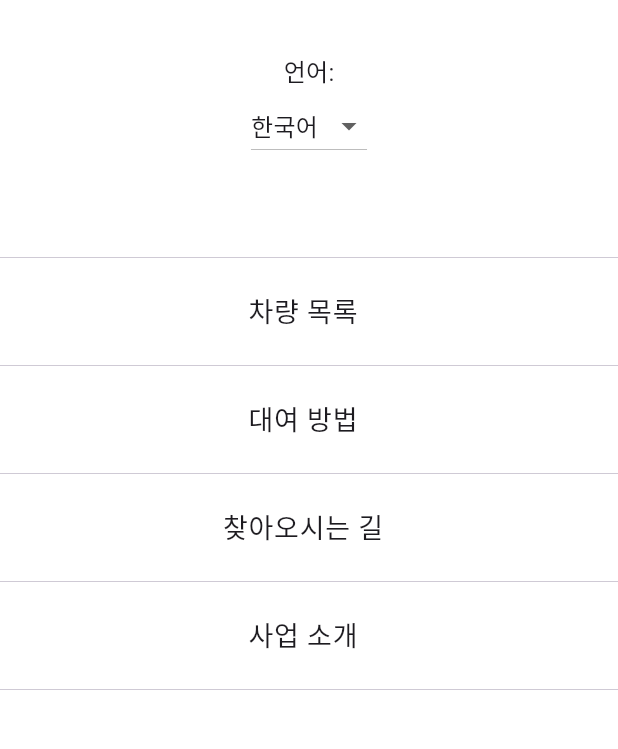
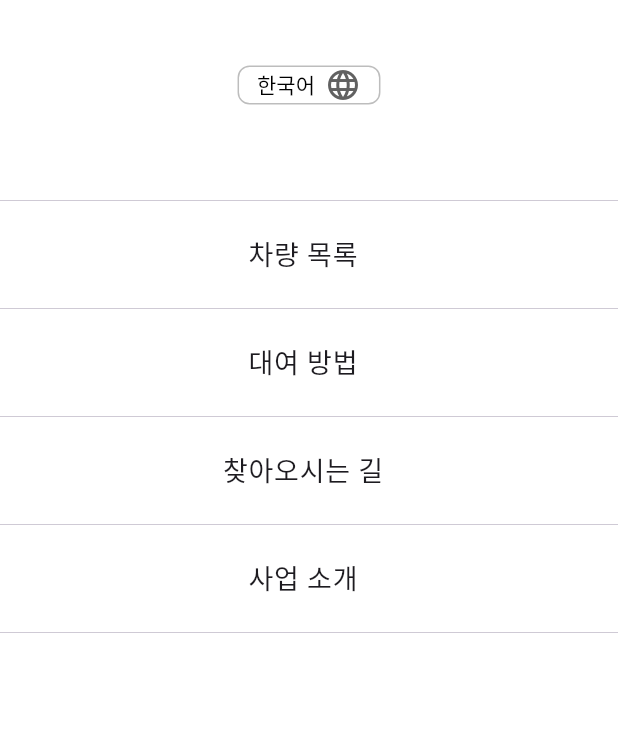
Before and after one commit to sssslu/CarRentService, a Flutter app: the screen it shows after launch, on a phone screen of 412 x 824 dp, the part 167-916 px from its top. Run offline on Flutter 3.47's test engine with Material 3 defaults, Android fonts, the phone set to English and light mode, and no system bars; missing offline and left inert: dart:html; key blocks and very long unbroken strings in the code were emptied for the run.

```diff
--- a/lib/screens/home_screen.dart
+++ b/lib/screens/home_screen.dart
@@ -1,13 +1,13 @@
 import 'package:flutter/material.dart';
 import 'package:provider/provider.dart';
 import '../providers/locale_provider.dart';
-import '../l10n/app_localizations.dart'; // 로컬라이제이션 import
+import '../l10n/app_localizations.dart';
 
 class HomeScreen extends StatelessWidget {
   const HomeScreen({super.key});
 
   Widget _buildDivider() => const Divider(thickness: 0.6);
-  Widget _buildWDivider() => const Divider(thickness: 0.6, color: Colors.white,);
+  Widget _buildWDivider() => const Divider(thickness: 0.6, color: Colors.white);
 
   Widget _buildMenuItem(String text, VoidCallback onTap) {
     return Column(
@@ -45,17 +45,28 @@ class HomeScreen extends StatelessWidget {
             ),
             const SizedBox(height: 20),
             _buildWDivider(),
-            Text(
-              '${local.language}:',
-              style: const TextStyle(fontSize: 16),
+            const SizedBox(height: 8),
+            DropdownButtonHideUnderline(
+              child: Container(
+                padding: const EdgeInsets.symmetric(horizontal: 12),
+                decoration: BoxDecoration(
+                  border: Border.all(color: Colors.grey.shade400),
+                  borderRadius: BorderRadius.circular(8),
+                  color: Colors.white,
                 ),
-            DropdownButton<Locale>(
+                child: DropdownButton<Locale>(
                   value: provider.locale,
+                  icon: const Icon(Icons.language),
                   onChanged: (Locale? newLocale) {
                     if (newLocale != null) {
                       provider.setLocale(newLocale);
+                      FocusScope.of(context).unfocus(); // 포커스 제거
                     }
                   },
+                  dropdownColor: Colors.white,
+                  focusColor: Colors.transparent,
+                  isDense: true,
+                  style: const TextStyle(color: Colors.black, fontSize: 14),
                   items: const [
                     DropdownMenuItem(
                       value: Locale('ko'),
@@ -71,6 +82,8 @@ class HomeScreen extends StatelessWidget {
                     ),
                   ],
                 ),
+              ),
+            ),
             _buildWDivider(),
             const SizedBox(height: 40),
             _buildMenuItem(local.carList, () {
@@ -85,7 +98,6 @@ class HomeScreen extends StatelessWidget {
             _buildMenuItem(local.about, () {
               Navigator.pushNamed(context, '/about');
             }),
-
             _buildDivider(),
           ],
         ),
```
Also changed, not shown: 6 other files. Lines whose indentation alone changed are shown as unchanged.
